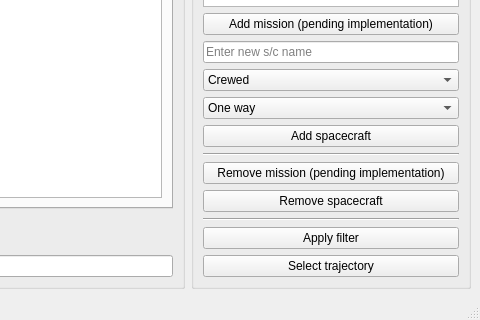
This is src/sonet_main_window.ui in jorialand/sonet_tfm_horia as Qt 5 draws it before an edit; both pictures show x 870 to 1350 and y 330 to 650 of the 1350 by 650 pixel window. The edited form follows.
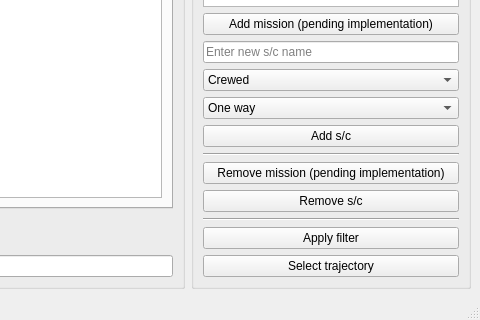
This is the edited form.

```diff
--- a/src/sonet_main_window.ui
+++ b/src/sonet_main_window.ui
@@ -105,7 +105,7 @@
        <item>
         <widget class="QPushButton" name="sonet_add_spacecraft_qpb">
          <property name="text">
-          <string>Add spacecraft</string>
+          <string>Add s/c</string>
          </property>
         </widget>
        </item>
@@ -126,7 +126,7 @@
        <item>
         <widget class="QPushButton" name="sonet_remove_spacecraft_qpb">
          <property name="text">
-          <string>Remove spacecraft</string>
+          <string>Remove s/c</string>
          </property>
         </widget>
        </item>
```
Left out of the diff: 26 changed lines with no effect on the pictures.
